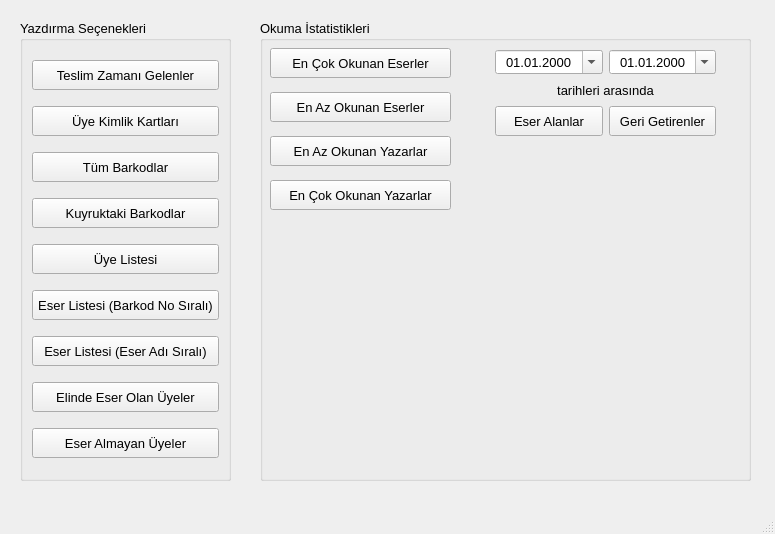
First picture: the form in ui/raporlar.ui, repository mseroglu/kutuphaneOtomasyon, before the edit.
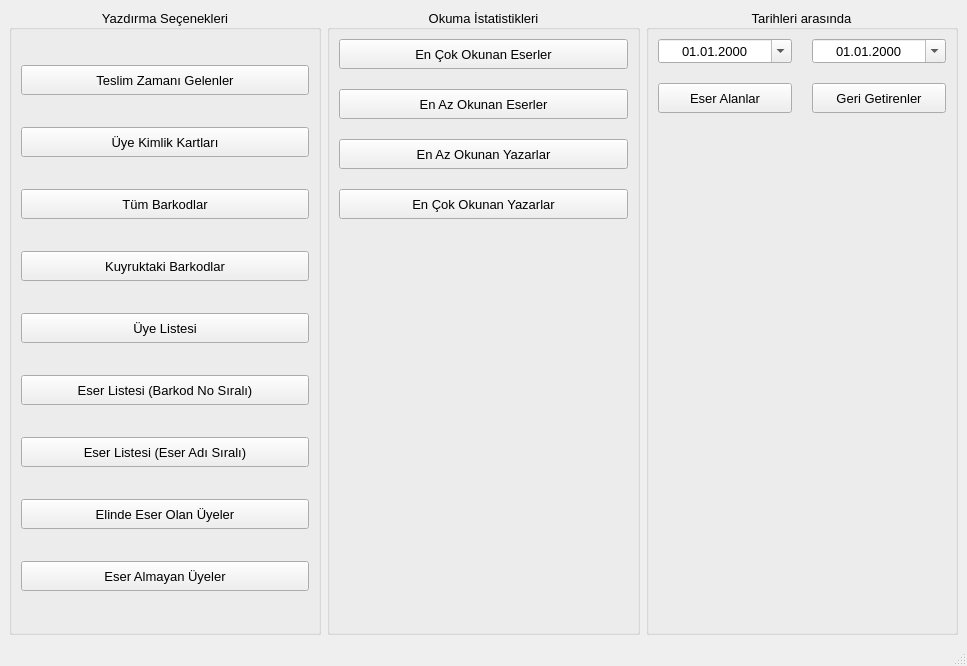
Second picture: the form after the edit.

```diff
--- a/ui/raporlar.ui
+++ b/ui/raporlar.ui
@@ -6,8 +6,8 @@
    <rect>
     <x>0</x>
     <y>0</y>
-    <width>775</width>
-    <height>534</height>
+    <width>967</width>
+    <height>666</height>
    </rect>
   </property>
   <property name="font">
@@ -19,18 +19,15 @@
    <string>Raporlar</string>
   </property>
   <widget class="QWidget" name="centralwidget">
+   <layout class="QHBoxLayout" name="horizontalLayout_3">
+    <item>
    <widget class="QGroupBox" name="groupBox">
-    <property name="geometry">
-     <rect>
-      <x>20</x>
-      <y>20</y>
-      <width>211</width>
-      <height>461</height>
-     </rect>
-    </property>
     <property name="title">
      <string>Yazdırma Seçenekleri</string>
     </property>
+      <property name="alignment">
+       <set>Qt::AlignCenter</set>
+      </property>
     <layout class="QVBoxLayout" name="verticalLayout">
      <item>
       <widget class="QPushButton" name="pushButton">
@@ -151,122 +148,19 @@
      </item>
     </layout>
    </widget>
+    </item>
+    <item>
    <widget class="QGroupBox" name="groupBox_2">
-    <property name="geometry">
-     <rect>
-      <x>260</x>
-      <y>20</y>
-      <width>491</width>
-      <height>461</height>
-     </rect>
-    </property>
     <property name="title">
      <string>Okuma İstatistikleri</string>
     </property>
-    <widget class="QWidget" name="layoutWidget">
-     <property name="geometry">
-      <rect>
-       <x>230</x>
-       <y>30</y>
-       <width>231</width>
-       <height>86</height>
-      </rect>
+      <property name="alignment">
+       <set>Qt::AlignCenter</set>
      </property>
      <layout class="QVBoxLayout" name="verticalLayout_2">
-      <property name="leftMargin">
-       <number>5</number>
-      </property>
-      <property name="rightMargin">
-       <number>5</number>
-      </property>
-      <item>
-       <layout class="QHBoxLayout" name="horizontalLayout">
-        <item>
-         <widget class="QDateEdit" name="dateEdit_firstDate">
-          <property name="wrapping">
-           <bool>true</bool>
-          </property>
-          <property name="alignment">
-           <set>Qt::AlignCenter</set>
-          </property>
-          <property name="displayFormat">
-           <string>dd.MM.yyyy</string>
-          </property>
-          <property name="calendarPopup">
-           <bool>true</bool>
-          </property>
-         </widget>
-        </item>
-        <item>
-         <widget class="QDateEdit" name="dateEdit_secondDate">
-          <property name="wrapping">
-           <bool>true</bool>
-          </property>
-          <property name="alignment">
-           <set>Qt::AlignCenter</set>
-          </property>
-          <property name="displayFormat">
-           <string>dd.MM.yyyy</string>
-          </property>
-          <property name="calendarPopup">
-           <bool>true</bool>
-          </property>
-         </widget>
-        </item>
-       </layout>
-      </item>
-      <item>
-       <widget class="QLabel" name="label">
-        <property name="text">
-         <string>tarihleri arasında</string>
-        </property>
-        <property name="alignment">
-         <set>Qt::AlignCenter</set>
-        </property>
-       </widget>
-      </item>
-      <item>
-       <layout class="QHBoxLayout" name="horizontalLayout_2">
-        <item>
-         <widget class="QPushButton" name="pushButton_14">
-          <property name="minimumSize">
-           <size>
-            <width>0</width>
-            <height>30</height>
-           </size>
-          </property>
-          <property name="text">
-           <string>Eser Alanlar</string>
-          </property>
-         </widget>
-        </item>
-        <item>
-         <widget class="QPushButton" name="pushButton_15">
-          <property name="minimumSize">
-           <size>
-            <width>0</width>
-            <height>30</height>
-           </size>
-          </property>
-          <property name="text">
-           <string>Geri Getirenler</string>
-          </property>
-         </widget>
-        </item>
-       </layout>
-      </item>
-     </layout>
-    </widget>
-    <widget class="QWidget" name="layoutWidget">
-     <property name="geometry">
-      <rect>
-       <x>10</x>
-       <y>20</y>
-       <width>181</width>
-       <height>181</height>
-      </rect>
-     </property>
-     <layout class="QVBoxLayout" name="verticalLayout_3">
+       <property name="spacing">
+        <number>20</number>
+       </property>
       <item>
        <widget class="QPushButton" name="pushButton_9">
         <property name="minimumSize">
@@ -319,9 +213,117 @@
         </property>
        </widget>
       </item>
-     </layout>
-    </widget>
-   </widget>
+       <item>
+        <spacer name="verticalSpacer">
+         <property name="orientation">
+          <enum>Qt::Vertical</enum>
+         </property>
+         <property name="sizeHint" stdset="0">
+          <size>
+           <width>20</width>
+           <height>345</height>
+          </size>
+         </property>
+        </spacer>
+       </item>
+      </layout>
+     </widget>
+    </item>
+    <item>
+     <widget class="QGroupBox" name="groupBox_3">
+      <property name="title">
+       <string>Tarihleri arasında</string>
+      </property>
+      <property name="alignment">
+       <set>Qt::AlignCenter</set>
+      </property>
+      <layout class="QVBoxLayout" name="verticalLayout_3">
+       <property name="spacing">
+        <number>20</number>
+       </property>
+       <item>
+        <layout class="QHBoxLayout" name="horizontalLayout">
+         <item>
+          <widget class="QDateEdit" name="dateEdit_firstDate">
+           <property name="wrapping">
+            <bool>true</bool>
+           </property>
+           <property name="alignment">
+            <set>Qt::AlignCenter</set>
+           </property>
+           <property name="displayFormat">
+            <string>dd.MM.yyyy</string>
+           </property>
+           <property name="calendarPopup">
+            <bool>true</bool>
+           </property>
+          </widget>
+         </item>
+         <item>
+          <widget class="QDateEdit" name="dateEdit_secondDate">
+           <property name="wrapping">
+            <bool>true</bool>
+           </property>
+           <property name="alignment">
+            <set>Qt::AlignCenter</set>
+           </property>
+           <property name="displayFormat">
+            <string>dd.MM.yyyy</string>
+           </property>
+           <property name="calendarPopup">
+            <bool>true</bool>
+           </property>
+          </widget>
+         </item>
+        </layout>
+       </item>
+       <item>
+        <layout class="QHBoxLayout" name="horizontalLayout_2">
+         <item>
+          <widget class="QPushButton" name="pushButton_14">
+           <property name="minimumSize">
+            <size>
+             <width>0</width>
+             <height>30</height>
+            </size>
+           </property>
+           <property name="text">
+            <string>Eser Alanlar</string>
+           </property>
+          </widget>
+         </item>
+         <item>
+          <widget class="QPushButton" name="pushButton_15">
+           <property name="minimumSize">
+            <size>
+             <width>0</width>
+             <height>30</height>
+            </size>
+           </property>
+           <property name="text">
+            <string>Geri Getirenler</string>
+           </property>
+          </widget>
+         </item>
+        </layout>
+       </item>
+       <item>
+        <spacer name="verticalSpacer_2">
+         <property name="orientation">
+          <enum>Qt::Vertical</enum>
+         </property>
+         <property name="sizeHint" stdset="0">
+          <size>
+           <width>20</width>
+           <height>444</height>
+          </size>
+         </property>
+        </spacer>
+       </item>
+      </layout>
+     </widget>
+    </item>
+   </layout>
   </widget>
   <widget class="QMenuBar" name="menubar">
    <property name="geometry">
```
Left out of the diff: 18 changed lines with no effect on the pictures. Lines whose indentation alone changed are shown as unchanged.
